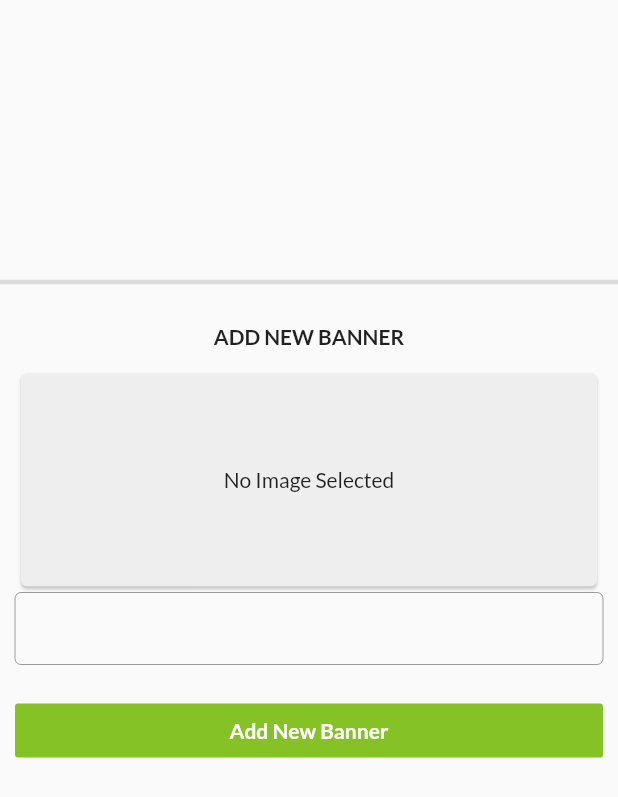
After one commit to sanket27898/flutter_cloudKitchen_Vendor_app, a Flutter app: the BannerScreen screen opened directly, on a phone screen of 412 x 824 dp. The commit adds this screen. Shown: the top 797 px of the screen. Run offline on Flutter 3.47's test engine with Material 2 defaults, Android fonts, the light colour scheme and no system bars; our stand-ins replace cloud_firestore, email_validator, firebase_auth, firebase_core, firebase_storage, flutter_easyloading and 3 more; missing offline and left inert: geocoder; accounts and stored records are empty.

Commit message:
v35 here we built the banner page for vendor to upload banner in firestore and get url and and show them in an card.. successfully..

```diff
--- /dev/null
+++ b/lib/screens/banner_screen.dart
@@ -0,0 +1,258 @@
+import 'dart:io';
+
+import 'package:flutter/material.dart';
+
+import 'package:cloud_firestore/cloud_firestore.dart';
+import 'package:firebase_storage/firebase_storage.dart';
+import 'package:flutter_easyloading/flutter_easyloading.dart';
+
+import 'package:provider/provider.dart';
+
+import 'package:image_picker/image_picker.dart';
+import 'package:vender_app_flutter/services/firebase_services.dart';
+import 'package:vender_app_flutter/widgets/banner_card.dart';
+
+import '../providers/product_provider.dart';
+
+class BannerScreen extends StatefulWidget {
+  @override
+  _BannerScreenState createState() => _BannerScreenState();
+}
+
+class _BannerScreenState extends State<BannerScreen> {
+  FirebaseServices _services = FirebaseServices();
+
+  var _imagePathText = TextEditingController();
+  bool _visible = false;
+  File _image;
+
+  @override
+  Widget build(BuildContext context) {
+    var _provider = Provider.of<ProductProvider>(context);
+
+    return Scaffold(
+      body: ListView(
+        padding: EdgeInsets.zero,
+        children: [
+          BannerCard(),
+          Divider(
+            thickness: 3,
+          ),
+          SizedBox(
+            height: 20,
+          ),
+          Container(
+            child: Center(
+              child: Text(
+                'ADD NEW BANNER',
+                style: TextStyle(fontWeight: FontWeight.bold),
+              ),
+            ),
+          ),
+          SizedBox(
+            height: 2,
+          ),
+          Container(
+            child: Padding(
+              padding: const EdgeInsets.all(10),
+              child: Column(
+                mainAxisSize: MainAxisSize.min,
+                children: [
+                  SizedBox(
+                    height: 150,
+                    width: MediaQuery.of(context).size.width,
+                    child: Card(
+                      color: Colors.grey[200],
+                      child: _image != null
+                          ? Image.file(
+                              _image,
+                              fit: BoxFit.fill,
+                            )
+                          : Center(
+                              child: Text('No Image Selected'),
+                            ),
+                    ),
+                  ),
+                  TextFormField(
+                    controller: _imagePathText,
+                    enabled: false,
+                    decoration: InputDecoration(
+                      contentPadding: EdgeInsets.zero,
+                      border: OutlineInputBorder(),
+                    ),
+                  ),
+                  SizedBox(
+                    height: 20,
+                  ),
+                  Visibility(
+                    visible: _visible ? false : true,
+                    child: Row(
+                      children: [
+                        Expanded(
+                          child: FlatButton(
+                            color: Theme.of(context).primaryColor,
+                            child: Text(
+                              'Add New Banner',
+                              style: TextStyle(
+                                color: Colors.white,
+                                fontWeight: FontWeight.bold,
+                              ),
+                            ),
+                            onPressed: () {
+                              setState(() {
+                                _visible = true;
+                              });
+                            },
+                          ),
+                        ),
+                      ],
+                    ),
+                  ),
+                  Visibility(
+                    visible: _visible,
+                    child: Container(
+                      child: Column(
+                        children: [
+                          Row(
+                            children: [
+                              Expanded(
+                                child: FlatButton(
+                                  color: Theme.of(context).primaryColor,
+                                  child: Text(
+                                    'Upload Image',
+                                    style: TextStyle(
+                                      color: Colors.white,
+                                      fontWeight: FontWeight.bold,
+                                    ),
+                                  ),
+                                  onPressed: () {
+                                    getBannerImage().then((value) {
+                                      if (_image != null) {
+                                        setState(() {
+                                          _imagePathText.text = _image.path;
+                                        });
+                                      }
+                                    });
+                                  },
+                                ),
+                              ),
+                            ],
+                          ),
+                          Row(
+                            children: [
+                              Expanded(
+                                child: AbsorbPointer(
+                                  absorbing: _image != null ? false : true,
+                                  child: FlatButton(
+                                    color: _image != null
+                                        ? Theme.of(context).primaryColor
+                                        : Colors.grey,
+                                    child: Text(
+                                      'Save',
+                                      style: TextStyle(
+                                        color: Colors.white,
+                                        fontWeight: FontWeight.bold,
+                                      ),
+                                    ),
+                                    onPressed: () {
+                                      EasyLoading.show(status: 'Saving...');
+                                      uploadBannerImage(
+                                              _image.path, _provider.shopName)
+                                          .then((url) {
+                                        if (url != null) {
+                                          //save banner Url to firestore
+                                          _services.saveBanner(url);
+                                          setState(() {
+                                            _imagePathText.clear();
+                                            _image = null;
+                                          });
+                                          EasyLoading.dismiss();
+                                          _provider.alertDialog(
+                                              context: context,
+                                              title: 'Banner Upload',
+                                              content:
+                                                  'Banner Upload Uploaded Sucessfully...');
+                                        } else {
+                                          EasyLoading.dismiss();
+                                          _provider.alertDialog(
+                                              context: context,
+                                              title: 'Banner Upload',
+                                              content: 'Banner Upload failed');
+                                        }
+                                      });
+                                    },
+                                  ),
+                                ),
+                              ),
+                            ],
+                          ),
+                          Row(
+                            children: [
+                              Expanded(
+                                child: FlatButton(
+                                  color: Colors.black54,
+                                  child: Text(
+                                    'Cancle',
+                                    style: TextStyle(
+                                      color: Colors.white,
+                                      fontWeight: FontWeight.bold,
+                                    ),
+                                  ),
+                                  onPressed: () {
+                                    setState(() {
+                                      _visible = false;
+                                      _imagePathText.clear();
+                                      _image = null;
+                                    });
+                                  },
+                                ),
+                              ),
+                            ],
+                          )
+                        ],
+                      ),
+                    ),
+                  ),
+                ],
+              ),
+            ),
+          )
+        ],
+      ),
+    );
+  }
+
+  Future<File> getBannerImage() async {
+    final picker = ImagePicker();
+    final pickedFile =
+        await picker.getImage(source: ImageSource.gallery, imageQuality: 20);
+
+    if (pickedFile != null) {
+      setState(() {
+        _image = File(pickedFile.path);
+      });
+    } else {
+      print('No image selected.');
+    }
+    return _image;
+  }
+
+  Future<String> uploadBannerImage(filePath, shopName) async {
+    File file = File(
+        filePath); //need file path to upload,we already have inside provider
+    var timeStamp = Timestamp.now().millisecondsSinceEpoch;
+    FirebaseStorage _storage = FirebaseStorage.instance;
+    try {
+      await _storage.ref('vendorBanner/$shopName/$timeStamp').putFile(file);
+    } on FirebaseException catch (e) {
+      // e.g, e.code == 'canceled'
+      print(e.code);
+    }
+    // now after upload file we need to file url path to save in database
+    String downloadURL = await _storage
+        .ref('vendorBanner/$shopName/$timeStamp')
+        .getDownloadURL();
+
+    return downloadURL;
+  }
+}
--- a/lib/screens/edit_view_product.dart
+++ b/lib/screens/edit_view_product.dart
@@ -89,7 +89,6 @@ class _EditViewProductState extends State<EditViewProduct> {
   @override
   Widget build(BuildContext context) {
     var _provider = Provider.of<ProductProvider>(context);
-    _provider.resetProvider();
 
     return Scaffold(
       appBar: AppBar(
@@ -155,7 +154,6 @@ class _EditViewProductState extends State<EditViewProduct> {
                                 _image.path, _productNameText.text)
                             .then((url) {
                           if (url != null) {
-                            EasyLoading.dismiss();
                             _provider.updateProduct(
                               context: context,
                               productName: _productNameText.text,
@@ -176,6 +174,7 @@ class _EditViewProductState extends State<EditViewProduct> {
                               subCategory: _subCategoryTextController.text,
                               categoryImage: categoryImage,
                             );
+                            EasyLoading.dismiss();
                           }
                         });
                       } else {
@@ -202,6 +201,8 @@ class _EditViewProductState extends State<EditViewProduct> {
                         );
                         EasyLoading.dismiss();
                       }
+                      //reset only after Saving Completed
+                      _provider.resetProvider();
                     }
                   },
                   child: Container(
--- a/lib/services/drawer_services.dart
+++ b/lib/services/drawer_services.dart
@@ -1,6 +1,7 @@
 import 'package:flutter/material.dart';
-import 'package:vender_app_flutter/screens/dashboard_screen.dart';
-import 'package:vender_app_flutter/screens/product_screen.dart';
+import '../screens/banner_screen.dart';
+import '../screens/dashboard_screen.dart';
+import '../screens/product_screen.dart';
 
 class DrawerServices {
   Widget drawerScreen(title) {
@@ -10,6 +11,9 @@ class DrawerServices {
     if (title == 'Product') {
       return ProductScreen();
     }
+    if (title == 'Banner') {
+      return BannerScreen();
+    }
     return MainScreen();
   }
 }
--- a/lib/services/firebase_services.dart
+++ b/lib/services/firebase_services.dart
@@ -1,10 +1,14 @@
 import 'package:cloud_firestore/cloud_firestore.dart';
+import 'package:firebase_auth/firebase_auth.dart';
 
 class FirebaseServices {
+  User user = FirebaseAuth.instance.currentUser;
   CollectionReference category =
       FirebaseFirestore.instance.collection('category');
   CollectionReference products =
       FirebaseFirestore.instance.collection('products');
+  CollectionReference vendorbanner =
+      FirebaseFirestore.instance.collection('vendorbanner');
 
   Future<void> publishProduct({id}) {
     return products.doc(id).update({
@@ -21,4 +25,15 @@ class FirebaseServices {
   Future<void> deleteProduct({id}) {
     return products.doc(id).delete();
   }
+
+  Future<void> saveBanner(url) {
+    return vendorbanner.add({
+      'imageUrl': url,
+      'sellerUid': user.uid,
+    });
+  }
+
+  Future<void> deleteBanner({id}) {
+    return vendorbanner.doc(id).delete();
+  }
 }
--- /dev/null
+++ b/lib/widgets/banner_card.dart
@@ -0,0 +1,64 @@
+import 'package:cloud_firestore/cloud_firestore.dart';
+import 'package:flutter/material.dart';
+import 'package:flutter_easyloading/flutter_easyloading.dart';
+import 'package:vender_app_flutter/services/firebase_services.dart';
+
+class BannerCard extends StatelessWidget {
+  @override
+  Widget build(BuildContext context) {
+    FirebaseServices _service = FirebaseServices();
+    return StreamBuilder<QuerySnapshot>(
+      stream: _service.vendorbanner.snapshots(),
+      builder: (BuildContext context, AsyncSnapshot<QuerySnapshot> snapshot) {
+        if (snapshot.hasError) {
+          return Text('Something went wrong');
+        }
+
+        if (snapshot.connectionState == ConnectionState.waiting) {
+          return Text("Loading");
+        }
+
+        return Container(
+          height: 180,
+          width: MediaQuery.of(context).size.width,
+          child: new ListView(
+            scrollDirection: Axis.horizontal,
+            children: snapshot.data.docs.map((DocumentSnapshot document) {
+              return Stack(
+                children: [
+                  SizedBox(
+                    width: MediaQuery.of(context).size.width,
+                    child: Card(
+                      child: Image.network(
+                        document['imageUrl'],
+                        fit: BoxFit.fill,
+                      ),
+                    ),
+                  ),
+                  Positioned(
+                    right: 10,
+                    top: 10,
+                    child: CircleAvatar(
+                      backgroundColor: Colors.white,
+                      child: IconButton(
+                        icon: Icon(
+                          Icons.delete_outline,
+                          color: Colors.red,
+                        ),
+                        onPressed: () {
+                          EasyLoading.show(status: 'deleting...');
+                          _service.deleteBanner(id: document.id);
+                          EasyLoading.dismiss();
+                        },
+                      ),
+                    ),
+                  ),
+                ],
+              );
+            }).toList(),
+          ),
+        );
+      },
+    );
+  }
+}
--- a/lib/widgets/drawer_menu_widget.dart
+++ b/lib/widgets/drawer_menu_widget.dart
@@ -43,6 +43,7 @@ class _MenuWidgetState extends State<MenuWidget> {
     return Container(
       color: Colors.white,
       padding: const EdgeInsets.only(top: 30),
+      child: SingleChildScrollView(
         child: Column(
           crossAxisAlignment: CrossAxisAlignment.center,
           children: <Widget>[
@@ -86,12 +87,14 @@ class _MenuWidgetState extends State<MenuWidget> {
             ),
             sliderItem('DashBoard', Icons.dashboard_outlined),
             sliderItem('Product', Icons.shopping_bag_outlined),
+            sliderItem('Banner', CupertinoIcons.photo),
             sliderItem('Coupons', CupertinoIcons.gift),
             sliderItem('Order', Icons.list_alt_outlined),
             sliderItem('reports', Icons.stacked_line_chart_outlined),
             sliderItem('Setting', Icons.settings_outlined),
             sliderItem('LogOut', Icons.arrow_back_ios)
           ],
+        ),
       ),
     );
   }
```
Also changed, not shown: 1 other file. Lines whose indentation alone changed are shown as unchanged.
